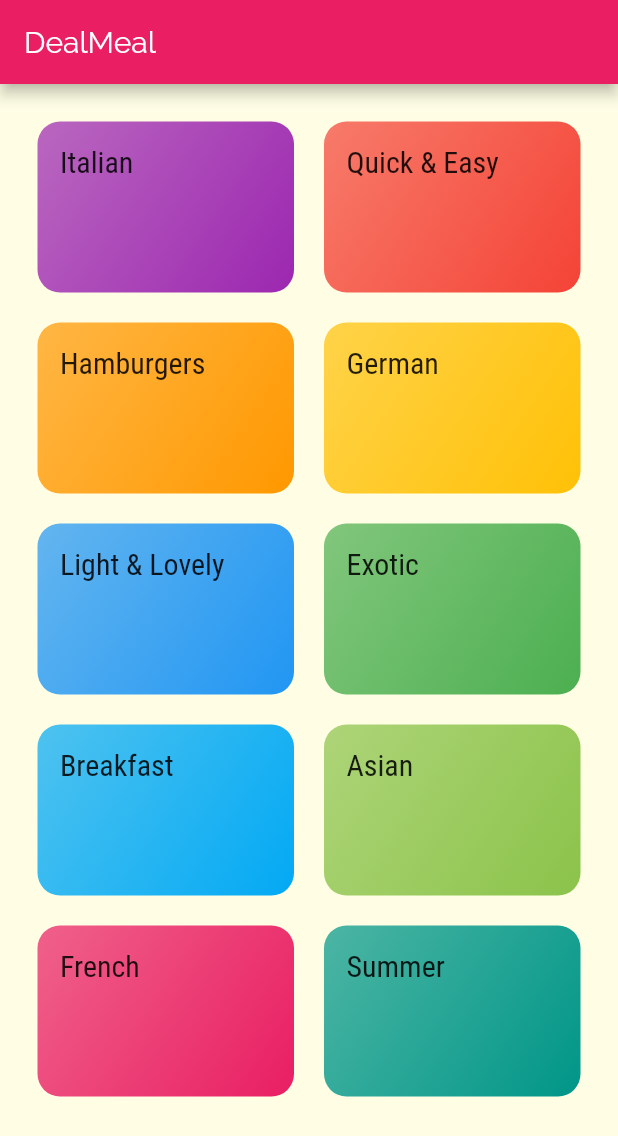
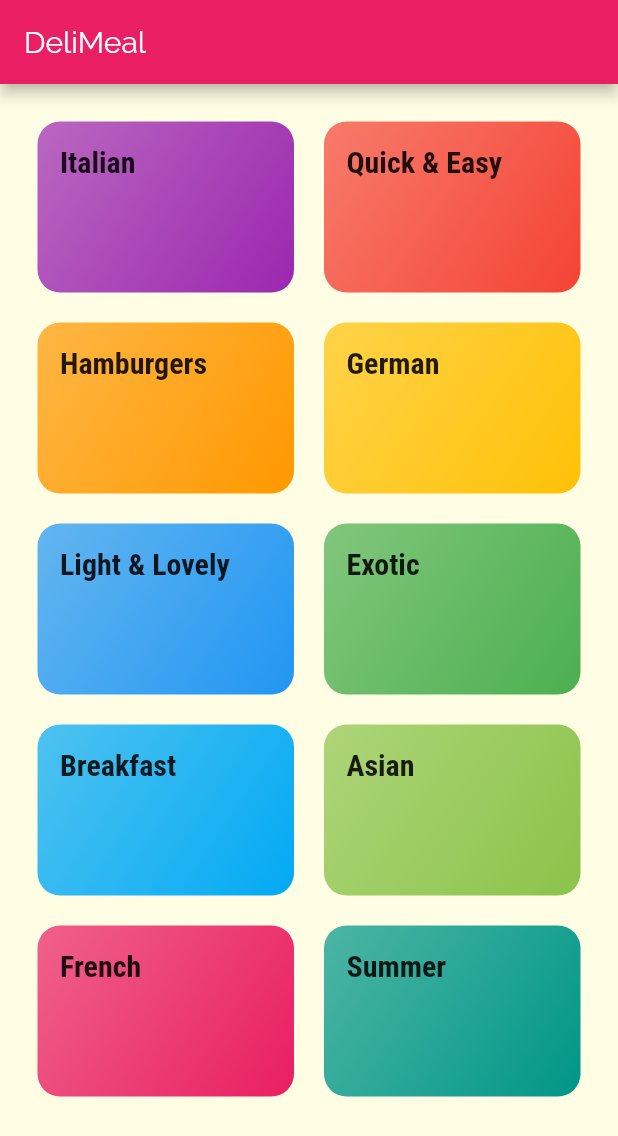
Before and after one commit to infinitizon/udemy_training, a Flutter app: the screen it shows after launch, on a phone screen of 412 x 824 dp. Shown: the top 1136 px of the screen. Run offline on Flutter 3.47's test engine with Material 2 defaults, Android fonts, the phone set to English and light mode, and no system bars.

Commit message:
Updated the meal app with the one from instructor

```diff
--- a/lib/category_screen.dart
+++ b/lib/categories_screen.dart
@@ -1,22 +1,24 @@
 import 'package:flutter/material.dart';
-import 'package:meal_app/category_item.dart';
 
-import './dummy-data.dart';
+import './dummy_data.dart';
+import './category_item.dart';
 
-class CategoryScreen extends StatelessWidget {
+class CategoriesScreen extends StatelessWidget {
   @override
   Widget build(BuildContext context) {
     return Scaffold(
-      appBar: AppBar(title: Text("DealMeal"),),
+      appBar: AppBar(
+        title: const Text('DeliMeal'),
+      ),
       body: GridView(
         padding: const EdgeInsets.all(25),
         children: DUMMY_CATEGORIES
             .map(
-              (data) => CategoryItem(
-                data.id,
-                data.title,
-                data.color,
-              ),
+              (catData) => CategoryItem(
+                    catData.id,
+                    catData.title,
+                    catData.color,
+                  ),
             )
             .toList(),
         gridDelegate: SliverGridDelegateWithMaxCrossAxisExtent(
--- a/lib/main.dart
+++ b/lib/main.dart
@@ -1,15 +1,15 @@
 import 'package:flutter/material.dart';
-import 'package:meal_app/category_meals_screen.dart';
-import './category_screen.dart';
+
+import './category_meals_screen.dart';
+import './categories_screen.dart';
 
 void main() => runApp(MyApp());
 
 class MyApp extends StatelessWidget {
-  // This widget is the root of your application.
   @override
   Widget build(BuildContext context) {
     return MaterialApp(
-      title: 'Flutter Demo',
+      title: 'DeliMeals',
       theme: ThemeData(
         primarySwatch: Colors.pink,
         accentColor: Colors.amber,
@@ -25,10 +25,14 @@ class MyApp extends StatelessWidget {
             title: TextStyle(
               fontSize: 20,
               fontFamily: 'RobotoCondensed',
-              ))),
-      home: CategoryScreen(),
+              fontWeight: FontWeight.bold,
+            )),
+      ),
+      // home: CategoriesScreen(),
+      initialRoute: '/', // default is '/'
       routes: {
-        '/category-meal': (ctx) => CategoryMealsScreen(categoryId, categoryTitle)
+        '/': (ctx) => CategoriesScreen(),
+        CategoryMealsScreen.routeName: (ctx) => CategoryMealsScreen(),
       },
     );
   }
```
Also changed, not shown: lib/category_item.dart (+8 -3 lines), lib/category_meals_screen.dart (+15 -6 lines), lib/dummy_data.dart (renamed from lib/dummy-data.dart). Lines whose indentation alone changed are shown as unchanged.
